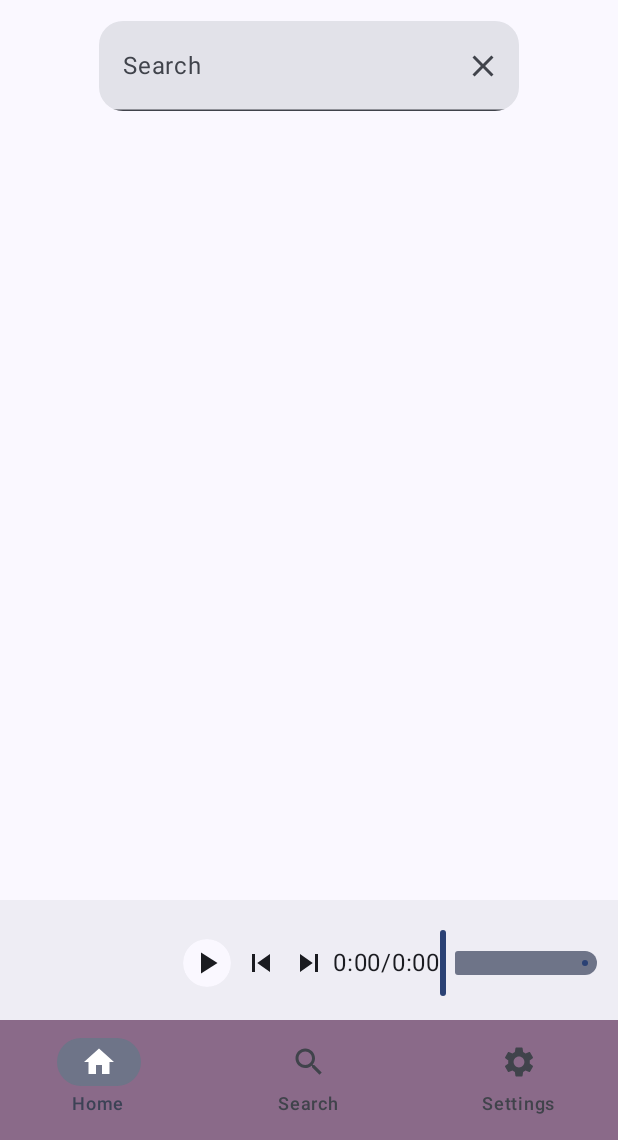
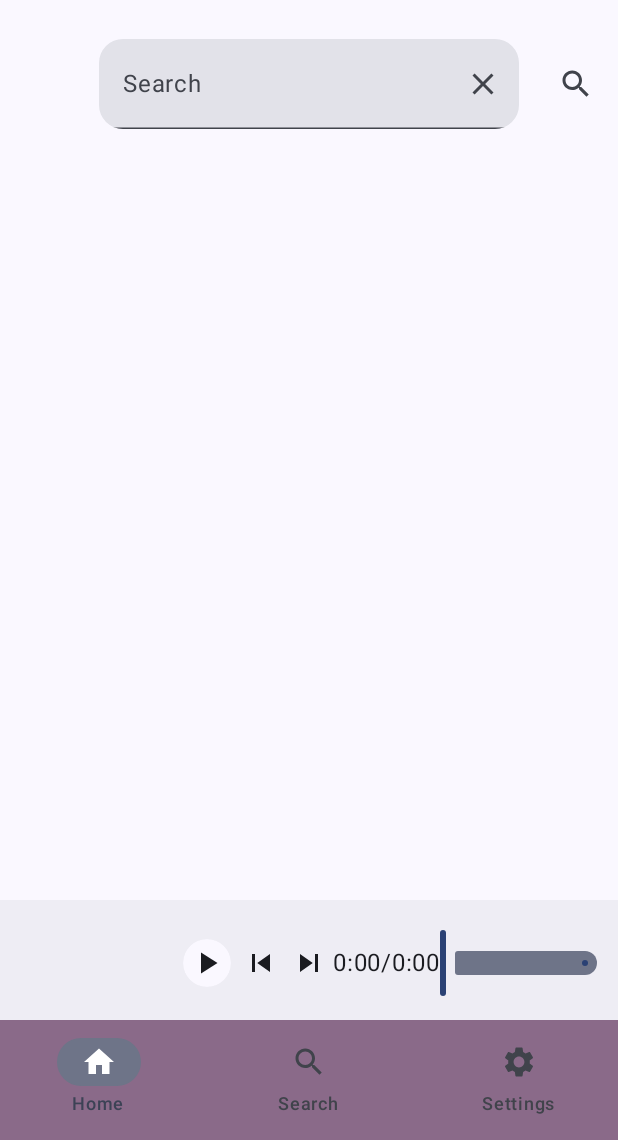
Before and after one commit to edgarcarbajal/SimpleAudioPlayer, an Android app built with Jetpack Compose: the screen it shows after launch (MainActivity), on a phone screen of 412 x 824 dp, the part 96-1236 px from its top. Run offline under Robolectric (Android 15) with nearby library versions, the phone set to English and light mode, and no system bars; our stand-ins replace Dagger/Hilt's generated code.

Commit message:
updated compose to 1.3.1, made UI fixes to search bar

```diff
--- a/app/build.gradle.kts
+++ b/app/build.gradle.kts
@@ -59,7 +59,7 @@ dependencies {
     implementation("androidx.compose.ui:ui")
     implementation("androidx.compose.ui:ui-graphics")
     implementation("androidx.compose.ui:ui-tooling-preview")
-    implementation("androidx.compose.material3:material3")
+    implementation("androidx.compose.material3:material3:1.3.1")
     implementation("androidx.wear.compose:compose-material:1.3.1")
     implementation("androidx.media3:media3-exoplayer:1.4.1")
     implementation("androidx.media3:media3-session:1.4.1")
--- a/app/src/main/java/com/example/simpleaudioplayer/views/BasicAudioHome.kt
+++ b/app/src/main/java/com/example/simpleaudioplayer/views/BasicAudioHome.kt
@@ -30,6 +30,7 @@ import androidx.compose.material.icons.Icons
 import androidx.compose.material.icons.filled.Clear
 import androidx.compose.material.icons.filled.Pause
 import androidx.compose.material.icons.filled.PlayArrow
+import androidx.compose.material.icons.filled.Search
 import androidx.compose.material.icons.filled.SkipNext
 import androidx.compose.material.icons.filled.SkipPrevious
 import androidx.compose.material3.BottomAppBar
@@ -37,6 +38,7 @@ import androidx.compose.material3.Card
 import androidx.compose.material3.CenterAlignedTopAppBar
 import androidx.compose.material3.ExperimentalMaterial3Api
 import androidx.compose.material3.Icon
+import androidx.compose.material3.IconButton
 import androidx.compose.material3.MaterialTheme
 import androidx.compose.material3.ModalBottomSheet
 import androidx.compose.material3.Scaffold
@@ -47,6 +49,7 @@ import androidx.compose.material3.Text
 import androidx.compose.material3.TextField
 import androidx.compose.material3.TopAppBarDefaults
 import androidx.compose.material3.rememberModalBottomSheetState
+import androidx.compose.material3.rememberTopAppBarState
 import androidx.compose.runtime.Composable
 import androidx.compose.runtime.getValue
 import androidx.compose.runtime.mutableStateOf
@@ -59,6 +62,7 @@ import androidx.compose.ui.focus.FocusRequester
 import androidx.compose.ui.focus.focusRequester
 import androidx.compose.ui.graphics.Color
 import androidx.compose.ui.graphics.vector.ImageVector
+import androidx.compose.ui.input.nestedscroll.nestedScroll
 import androidx.compose.ui.platform.LocalFocusManager
 import androidx.compose.ui.text.font.FontWeight
 import androidx.compose.ui.text.input.ImeAction
@@ -108,14 +112,16 @@ fun BasicAudioHome(
         mutableStateOf("")
     }
     val focusManager = LocalFocusManager.current // Get focus to remove focus from searchbar when clicking outside of it
+    val scrollBehavior = TopAppBarDefaults.enterAlwaysScrollBehavior(rememberTopAppBarState())
     Scaffold (
         modifier = Modifier
+            .nestedScroll(scrollBehavior.nestedScrollConnection) // Needed In order for TopAppBar to collapse when scrolling
             .clickable {
                 focusManager.clearFocus()
             },
         topBar = {
             CenterAlignedTopAppBar(
-                modifier = Modifier.padding(0.dp, 12.dp),
+                expandedHeight = TopAppBarDefaults.MediumAppBarExpandedHeight,
                 title = {
                     TextField(
                         searchText,
@@ -125,22 +131,33 @@ fun BasicAudioHome(
                             focusManager.clearFocus()
                         }),
                         singleLine = true, // TODO: Cursor does not keep scrolling in either direction if there is still text to see in the textfield but cutoff by the view constraints
+                                        // After further testing, You can scroll the text left or right. Just not with the text cursor. pretend it has an invisible horizontal scroll bar and drag it left or right. Not sure still how to make the text cursor to scroll the field...
                         label = { Text("Search") },
                         trailingIcon = {
-                            Icon(
-                                Icons.Default.Clear,
-                                contentDescription = "Clear search text Button",
-                                modifier = Modifier
-                                    .clickable {
-                                        searchText = ""
-                                    }
-                            )
+                            IconButton(onClick = {
+                                searchText = ""
+                            }) {
+                                Icon(
+                                    Icons.Default.Clear,
+                                    contentDescription = "Clear Search-Text Button",
+                                )
+                            }
                         },
                         modifier = Modifier
-                            .clip(RoundedCornerShape(16.dp)),
+                            .clip(RoundedCornerShape(16.dp))
                     )
                 },
-                scrollBehavior = TopAppBarDefaults.enterAlwaysScrollBehavior()
+                actions = {
+                    IconButton(onClick = {
+                        focusManager.clearFocus()
+                    }) {
+                        Icon(
+                            imageVector = Icons.Default.Search,
+                            contentDescription = "UI Search Button"
+                        )
+                    }
+                },
+                scrollBehavior = scrollBehavior,
             )
         },
         bottomBar = {
```
